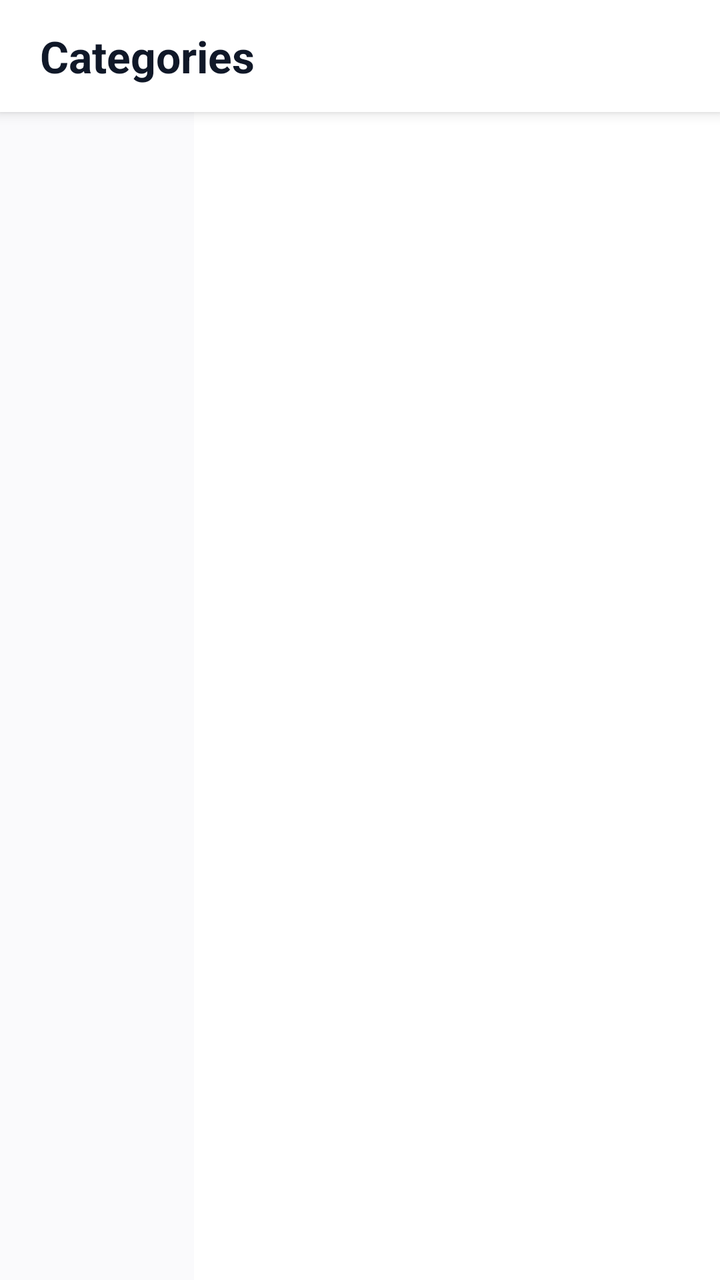
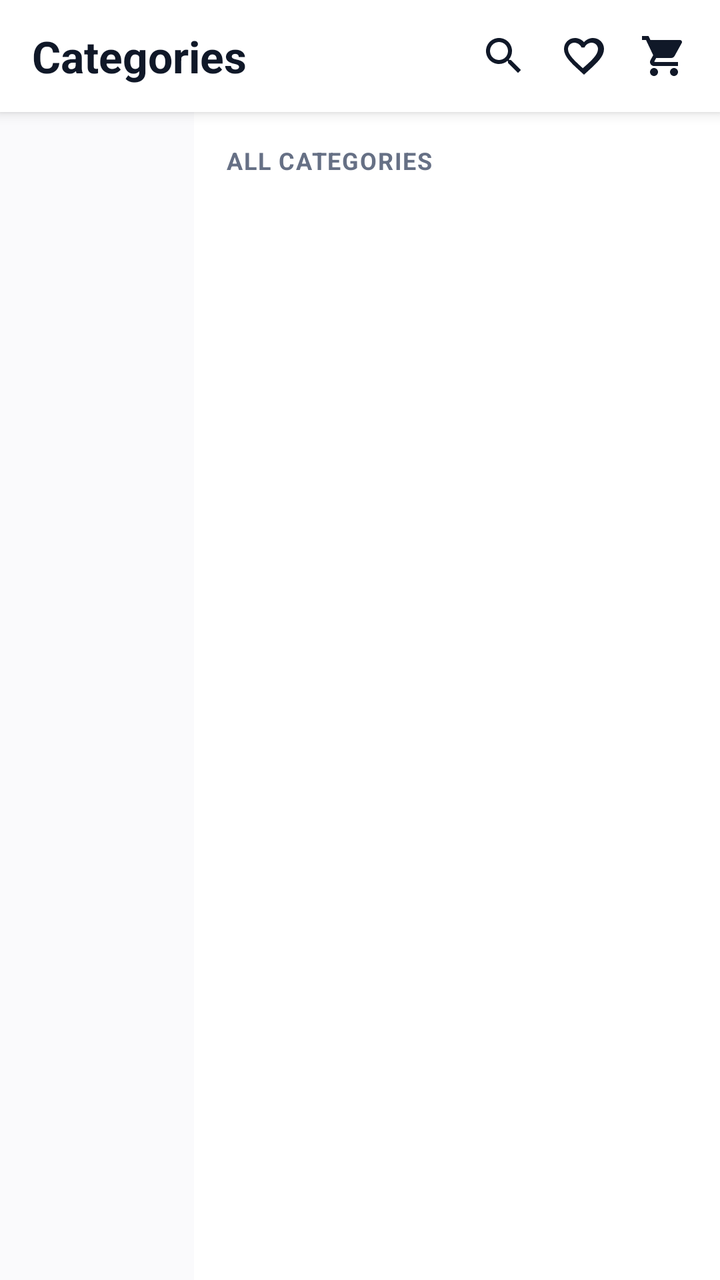

The first picture is an Android layout as it rendered before a commit; the second is the same layout after the commit. The layout source and the unified diff follow.
<!-- AndroidManifest.xml: application theme Theme.LightShop -->
<!-- res/layout/fragment_category.xml -->
<?xml version="1.0" encoding="utf-8"?>
<androidx.constraintlayout.widget.ConstraintLayout xmlns:android="http://schemas.android.com/apk/res/android"
    xmlns:app="http://schemas.android.com/apk/res-auto"
    xmlns:tools="http://schemas.android.com/tools"
    android:layout_width="match_parent"
    android:layout_height="match_parent"
    android:fitsSystemWindows="true"
    android:background="@color/white">

    
    <LinearLayout
        android:id="@+id/topBar"
        android:layout_width="match_parent"
        android:layout_height="56dp"
        android:background="@color/white"
        android:elevation="4dp"
        android:gravity="center_vertical"
        android:orientation="horizontal"
        app:layout_constraintTop_toTopOf="parent">

        <TextView
            android:id="@+id/tv_title"
            android:layout_width="wrap_content"
            android:layout_height="wrap_content"
            android:layout_marginStart="20dp"
            android:text="Categories"
            android:textColor="@color/dark_navy"
            android:textSize="22sp"
            android:textStyle="bold"
            android:singleLine="true" />

    </LinearLayout>

    
    <LinearLayout
        android:layout_width="match_parent"
        android:layout_height="0dp"
        android:orientation="horizontal"
        app:layout_constraintBottom_toBottomOf="parent"
        app:layout_constraintTop_toBottomOf="@id/topBar">

        
        <androidx.recyclerview.widget.RecyclerView
            android:id="@+id/rvSidebar"
            android:layout_width="0dp"
            android:layout_height="match_parent"
            android:layout_weight="0.27"
            android:background="#FAFAFC"
            tools:listitem="@layout/item_sidebar" />

        
        <LinearLayout
            android:layout_width="0dp"
            android:layout_height="match_parent"
            android:layout_weight="0.73"
            android:background="@color/white"
            android:orientation="vertical">

            <androidx.recyclerview.widget.RecyclerView
                android:id="@+id/rvCategories"
                android:layout_width="match_parent"
                android:layout_height="match_parent"
                android:clipToPadding="false"
                android:padding="8dp"
                tools:listitem="@layout/item_subcategory_grid" />

        </LinearLayout>

    </LinearLayout>

</androidx.constraintlayout.widget.ConstraintLayout>
<!-- res/layout/item_sidebar.xml (included above) -->
<?xml version="1.0" encoding="utf-8"?>
<androidx.constraintlayout.widget.ConstraintLayout xmlns:android="http://schemas.android.com/apk/res/android"
    xmlns:app="http://schemas.android.com/apk/res-auto"
    android:id="@+id/sidebar_container"
    android:layout_width="match_parent"
    android:layout_height="110dp"
    android:clickable="true"
    android:focusable="true"
    android:foreground="?attr/selectableItemBackground">

    
    <View
        android:id="@+id/selection_indicator"
        android:layout_width="4dp"
        android:layout_height="0dp"
        android:background="@color/primary_blue"
        android:visibility="gone"
        app:layout_constraintBottom_toBottomOf="parent"
        app:layout_constraintStart_toStartOf="parent"
        app:layout_constraintTop_toTopOf="parent" />

    <LinearLayout
        android:layout_width="0dp"
        android:layout_height="wrap_content"
        android:gravity="center"
        android:orientation="vertical"
        app:layout_constraintBottom_toBottomOf="parent"
        app:layout_constraintEnd_toEndOf="parent"
        app:layout_constraintStart_toEndOf="@id/selection_indicator"
        app:layout_constraintTop_toTopOf="parent">

        <com.google.android.material.card.MaterialCardView
            android:id="@+id/icon_container"
            android:layout_width="56dp"
            android:layout_height="56dp"
            app:cardBackgroundColor="@color/white"
            app:cardCornerRadius="28dp"
            app:cardElevation="0dp"
            app:strokeWidth="0dp">

            <ImageView
                android:id="@+id/sidebar_icon"
                android:layout_width="match_parent"
                android:layout_height="match_parent"
                android:padding="12dp"
                android:scaleType="centerInside"
                android:src="@drawable/ic_all_categories"
                android:contentDescription="@null" />
        </com.google.android.material.card.MaterialCardView>

        <TextView
            android:id="@+id/sidebar_name"
            android:layout_width="wrap_content"
            android:layout_height="wrap_content"
            android:layout_marginTop="8dp"
            android:layout_marginHorizontal="4dp"
            android:gravity="center"
            android:text="Category"
            android:textColor="@color/secondary_gray"
            android:textSize="11sp"
            android:textStyle="normal"
            android:maxLines="2"
            android:ellipsize="end" />

    </LinearLayout>

    <View
        android:layout_width="match_parent"
        android:layout_height="1dp"
        android:background="#F3F4F6"
        app:layout_constraintBottom_toBottomOf="parent" />

</androidx.constraintlayout.widget.ConstraintLayout>
<!-- res/layout/item_subcategory_grid.xml (included above) -->
<?xml version="1.0" encoding="utf-8"?>
<LinearLayout xmlns:android="http://schemas.android.com/apk/res/android"
    xmlns:app="http://schemas.android.com/apk/res-auto"
    android:layout_width="match_parent"
    android:layout_height="wrap_content"
    android:gravity="center"
    android:orientation="vertical"
    android:padding="12dp">

    <com.google.android.material.card.MaterialCardView
        android:layout_width="80dp"
        android:layout_height="80dp"
        app:cardBackgroundColor="@color/product_image_bg"
        app:cardCornerRadius="40dp"
        app:cardElevation="0dp"
        app:strokeWidth="0dp">

        <ImageView
            android:id="@+id/subcategory_image"
            android:layout_width="match_parent"
            android:layout_height="match_parent"
            android:padding="16dp"
            android:scaleType="centerInside"
            android:src="@drawable/ic_category"
            android:contentDescription="@null" />
    </com.google.android.material.card.MaterialCardView>

    <TextView
        android:id="@+id/subcategory_name"
        android:layout_width="match_parent"
        android:layout_height="wrap_content"
        android:layout_marginTop="10dp"
        android:ellipsize="end"
        android:gravity="center"
        android:maxLines="2"
        android:text="Subcategory"
        android:textColor="@color/dark_navy"
        android:textSize="13sp"
        android:textStyle="normal" />

</LinearLayout>
<!-- resources referenced by this layout -->
<resources>
  <color name="dark_navy">#101828</color>
  <color name="primary_blue">#1469E8</color>
  <color name="product_image_bg">#F5F6F8</color>
  <color name="secondary_gray">#667085</color>
  <color name="white">#FFFFFFFF</color>
  <!-- drawable ic_all_categories (drawable) -->
  <vector xmlns:android="http://schemas.android.com/apk/res/android"
      android:width="24dp"
      android:height="24dp"
      android:viewportWidth="24"
      android:viewportHeight="24">
      <path
          android:fillColor="#000000"
          android:pathData="M4,11h5V5H4v6zM4,19h5v-6H4v6zM11,19h5v-6h-5v6zM11,11h5V5h-5v6zM17,5v6h5V5h-5zM17,19h5v-6h-5v6z"/>
  </vector>
  <!-- drawable ic_category (drawable) -->
  <vector xmlns:android="http://schemas.android.com/apk/res/android"
      android:width="24dp"
      android:height="24dp"
      android:viewportWidth="24"
      android:viewportHeight="24">
      <path
          android:fillColor="@color/icon_color"
          android:pathData="M4,11h5V5H4v6zM4,19h5v-6H4v6zM11,19h5v-6h-5v6zM11,11h5V5h-5v6zM17,5v6h5V5h-5zM17,19h5v-6h-5v6z"/>
  </vector>
  <style name="Theme.LightShop" parent="Base.Theme.LightShop" />
  <color name="icon_color">#6B7280</color>
  <style name="ThemeOverlay.App.BottomNavigationView" parent="">
          <item name="colorPrimary">@color/black</item>
      </style>
  <style name="Widget.App.BottomNavigationView.ActiveIndicator" parent="Widget.Material3.BottomNavigationView.ActiveIndicator">
          <item name="android:color">@color/nav_active_indicator</item>
          <item name="marginHorizontal">16dp</item>
      </style>
  <color name="black">#FF000000</color>
  <color name="nav_active_indicator">#F2F2F2</color>
  <!-- unchanged entries left out for length: 2 -->
</resources>

<!-- the commit's change to res/layout/fragment_category.xml (unified diff, before → after) -->
@@ -16,18 +16,60 @@
         android:elevation="4dp"
         android:gravity="center_vertical"
         android:orientation="horizontal"
+        android:paddingHorizontal="16dp"
         app:layout_constraintTop_toTopOf="parent">
 
         <TextView
             android:id="@+id/tv_title"
-            android:layout_width="wrap_content"
+            android:layout_width="0dp"
             android:layout_height="wrap_content"
-            android:layout_marginStart="20dp"
+            android:layout_weight="1"
             android:text="Categories"
             android:textColor="@color/dark_navy"
             android:textSize="22sp"
             android:textStyle="bold"
             android:singleLine="true" />
+
+        <ImageView
+            android:id="@+id/btn_search"
+            android:layout_width="24dp"
+            android:layout_height="24dp"
+            android:layout_marginEnd="16dp"
+            android:src="@drawable/ic_search"
+            app:tint="@color/dark_navy" />
+
+        <ImageView
+            android:id="@+id/btn_wishlist"
+            android:layout_width="24dp"
+            android:layout_height="24dp"
+            android:layout_marginEnd="16dp"
+            android:src="@drawable/ic_heart_outline"
+            app:tint="@color/dark_navy" />
+
+        <RelativeLayout
+            android:id="@+id/btn_cart"
+            android:layout_width="wrap_content"
+            android:layout_height="wrap_content">
+
+            <ImageView
+                android:layout_width="24dp"
+                android:layout_height="24dp"
+                android:src="@drawable/ic_cart"
+                app:tint="@color/dark_navy" />
+
+            <TextView
+                android:id="@+id/tv_cart_badge"
+                android:layout_width="16dp"
+                android:layout_height="16dp"
+                android:layout_alignParentEnd="true"
+                android:background="@drawable/bg_cart_badge"
+                android:gravity="center"
+                android:text="0"
+                android:textColor="@color/white"
+                android:textSize="10sp"
+                android:textStyle="bold"
+                android:visibility="gone" />
+        </RelativeLayout>
 
     </LinearLayout>
 
@@ -46,6 +88,7 @@
             android:layout_height="match_parent"
             android:layout_weight="0.27"
             android:background="#FAFAFC"
+            android:scrollbars="none"
             tools:listitem="@layout/item_sidebar" />
 
         
@@ -56,6 +99,20 @@
             android:background="@color/white"
             android:orientation="vertical">
 
+            <TextView
+                android:id="@+id/tv_section_label"
+                android:layout_width="match_parent"
+                android:layout_height="wrap_content"
+                android:layout_marginHorizontal="16dp"
+                android:layout_marginTop="16dp"
+                android:layout_marginBottom="8dp"
+                android:text="ALL CATEGORIES"
+                android:textColor="@color/secondary_gray"
+                android:textSize="12sp"
+                android:textStyle="bold"
+                android:textAllCaps="true"
+                android:letterSpacing="0.05" />
+
             <androidx.recyclerview.widget.RecyclerView
                 android:id="@+id/rvCategories"
                 android:layout_width="match_parent"
@@ -75,16 +132,17 @@
     xmlns:app="http://schemas.android.com/apk/res-auto"
     android:id="@+id/sidebar_container"
     android:layout_width="match_parent"
-    android:layout_height="110dp"
+    android:layout_height="90dp"
     android:clickable="true"
     android:focusable="true"
+    android:background="@android:color/transparent"
     android:foreground="?attr/selectableItemBackground">
 
     
     <View
         android:id="@+id/selection_indicator"
         android:layout_width="4dp"
-        android:layout_height="0dp"
+        android:layout_height="32dp"
         android:background="@color/primary_blue"
         android:visibility="gone"
         app:layout_constraintBottom_toBottomOf="parent"
@@ -96,6 +154,7 @@
         android:layout_height="wrap_content"
         android:gravity="center"
         android:orientation="vertical"
+        android:paddingVertical="8dp"
         app:layout_constraintBottom_toBottomOf="parent"
         app:layout_constraintEnd_toEndOf="parent"
         app:layout_constraintStart_toEndOf="@id/selection_indicator"
@@ -103,10 +162,10 @@
 
         <com.google.android.material.card.MaterialCardView
             android:id="@+id/icon_container"
-            android:layout_width="56dp"
-            android:layout_height="56dp"
+            android:layout_width="52dp"
+            android:layout_height="52dp"
             app:cardBackgroundColor="@color/white"
-            app:cardCornerRadius="28dp"
+            app:cardCornerRadius="26dp"
             app:cardElevation="0dp"
             app:strokeWidth="0dp">
 
@@ -114,9 +173,9 @@
                 android:id="@+id/sidebar_icon"
                 android:layout_width="match_parent"
                 android:layout_height="match_parent"
-                android:padding="12dp"
+                android:padding="10dp"
                 android:scaleType="centerInside"
-                android:src="@drawable/ic_all_categories"
+                android:src="@drawable/ic_category"
                 android:contentDescription="@null" />
         </com.google.android.material.card.MaterialCardView>
 
@@ -124,12 +183,12 @@
             android:id="@+id/sidebar_name"
             android:layout_width="wrap_content"
             android:layout_height="wrap_content"
-            android:layout_marginTop="8dp"
-            android:layout_marginHorizontal="4dp"
+            android:layout_marginTop="6dp"
+            android:layout_marginHorizontal="6dp"
             android:gravity="center"
             android:text="Category"
             android:textColor="@color/secondary_gray"
-            android:textSize="11sp"
+            android:textSize="12sp"
             android:textStyle="normal"
             android:maxLines="2"
             android:ellipsize="end" />
<!-- resource entries referenced after the edit -->
@@ -5,15 +5,21 @@
   <color name="product_image_bg">#F5F6F8</color>
   <color name="secondary_gray">#667085</color>
   <color name="white">#FFFFFFFF</color>
-  <!-- drawable ic_all_categories (drawable) -->
+  <!-- drawable bg_cart_badge (drawable) -->
+  <?xml version="1.0" encoding="utf-8"?>
+  <shape xmlns:android="http://schemas.android.com/apk/res/android"
+      android:shape="oval">
+      <solid android:color="@color/cart_badge_blue" />
+  </shape>
+  <!-- drawable ic_cart (drawable) -->
   <vector xmlns:android="http://schemas.android.com/apk/res/android"
       android:width="24dp"
       android:height="24dp"
       android:viewportWidth="24"
       android:viewportHeight="24">
       <path
-          android:fillColor="#000000"
-          android:pathData="M4,11h5V5H4v6zM4,19h5v-6H4v6zM11,19h5v-6h-5v6zM11,11h5V5h-5v6zM17,5v6h5V5h-5zM17,19h5v-6h-5v6z"/>
+          android:fillColor="@color/text_primary"
+          android:pathData="M7,18c-1.1,0 -1.99,0.9 -1.99,2S5.9,22 7,22s2,-0.9 2,-2 -0.9,-2 -2,-2zM1,2v2h2l3.6,7.59 -1.35,2.45c-0.16,0.28 -0.25,0.61 -0.25,0.96 0,1.1 0.9,2 2,2h12v-2H7.42c-0.14,0 -0.25,-0.11 -0.25,-0.25l0.03,-0.12 0.9,-1.63h7.45c0.75,0 1.41,-0.41 1.75,-1.03l3.58,-6.49c0.08,-0.14 0.12,-0.31 0.12,-0.48 0,-0.55 -0.45,-1 -1,-1H5.21l-0.94,-2H1zM17,18c-1.1,0 -1.99,0.9 -1.99,2s0.89,2 1.99,2 2,-0.9 2,-2 -0.9,-2 -2,-2z"/>
   </vector>
   <!-- drawable ic_category (drawable) -->
   <vector xmlns:android="http://schemas.android.com/apk/res/android"
@@ -25,7 +31,29 @@
           android:fillColor="@color/icon_color"
           android:pathData="M4,11h5V5H4v6zM4,19h5v-6H4v6zM11,19h5v-6h-5v6zM11,11h5V5h-5v6zM17,5v6h5V5h-5zM17,19h5v-6h-5v6z"/>
   </vector>
+  <!-- drawable ic_heart_outline (drawable) -->
+  <vector xmlns:android="http://schemas.android.com/apk/res/android"
+      android:width="24dp"
+      android:height="24dp"
+      android:viewportWidth="24"
+      android:viewportHeight="24">
+      <path
+          android:fillColor="#000000"
+          android:pathData="M16.5,3c-1.74,0 -3.41,0.81 -4.5,2.09C10.91,3.81 9.24,3 7.5,3 4.42,3 2,5.42 2,8.5c0,3.78 3.4,6.86 8.55,11.54L12,21.35l1.45,-1.32C18.6,15.36 22,12.28 22,8.5 22,5.42 19.58,3 16.5,3zM12.1,18.55l-0.1,0.1 -0.1,-0.1C7.14,14.24 4,11.39 4,8.5c0,-1.74 1.41,-3.15 3.15,-3.15 1.56,0 3.07,1.01 3.6,2.41h1.49c0.53,-1.4 2.04,-2.41 3.6,-2.41 1.74,0 3.15,1.41 3.15,3.15 0,2.89 -3.14,5.74 -8.1,10.05z"/>
+  </vector>
+  <!-- drawable ic_search (drawable) -->
+  <vector xmlns:android="http://schemas.android.com/apk/res/android"
+      android:width="24dp"
+      android:height="24dp"
+      android:viewportWidth="24"
+      android:viewportHeight="24">
+      <path
+          android:fillColor="#000000"
+          android:pathData="M15.5,14h-0.79l-0.28,-0.27C15.41,12.59 16,11.11 16,9.5 16,5.91 13.09,3 9.5,3S3,5.91 3,9.5 5.91,16 9.5,16c1.61,0 3.09,-0.59 4.23,-1.57l0.27,0.28v0.79l5,4.99L20.49,19l-4.99,-5zM9.5,14C7.01,14 5,11.99 5,9.5S7.01,5 9.5,5 14,7.01 14,9.5 11.99,14 9.5,14z"/>
+  </vector>
   <style name="Theme.LightShop" parent="Base.Theme.LightShop" />
+  <color name="cart_badge_blue">#1469E8</color>
+  <color name="text_primary">#111827</color>
   <color name="icon_color">#6B7280</color>
   <style name="ThemeOverlay.App.BottomNavigationView" parent="">
           <item name="colorPrimary">@color/black</item>
